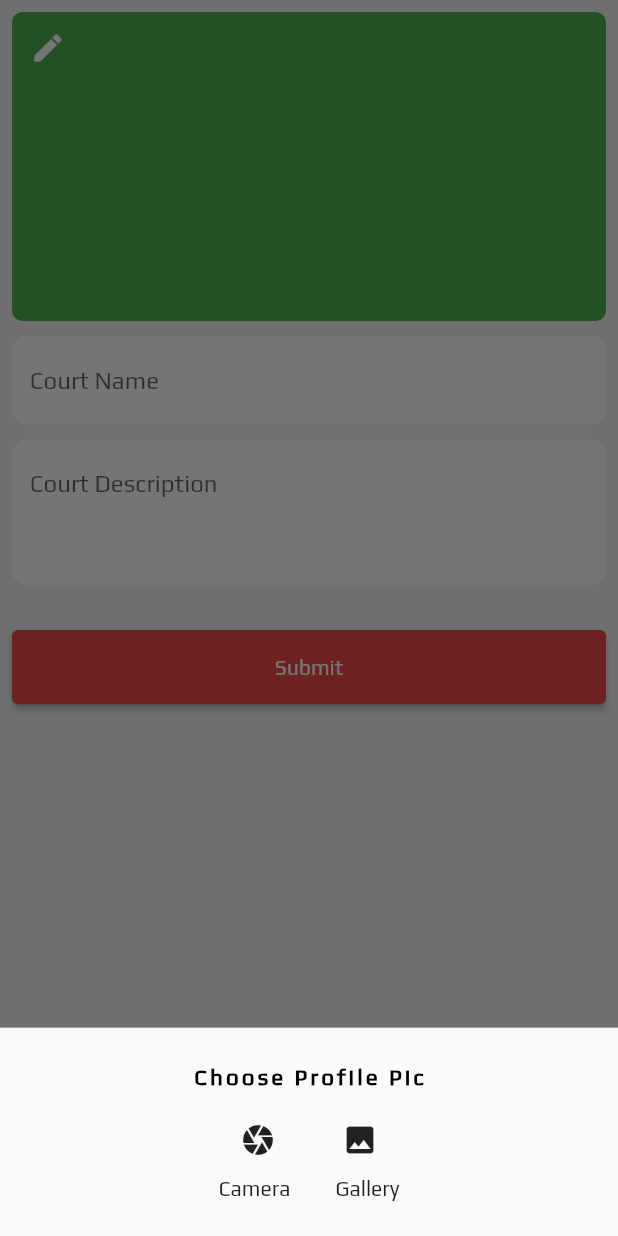
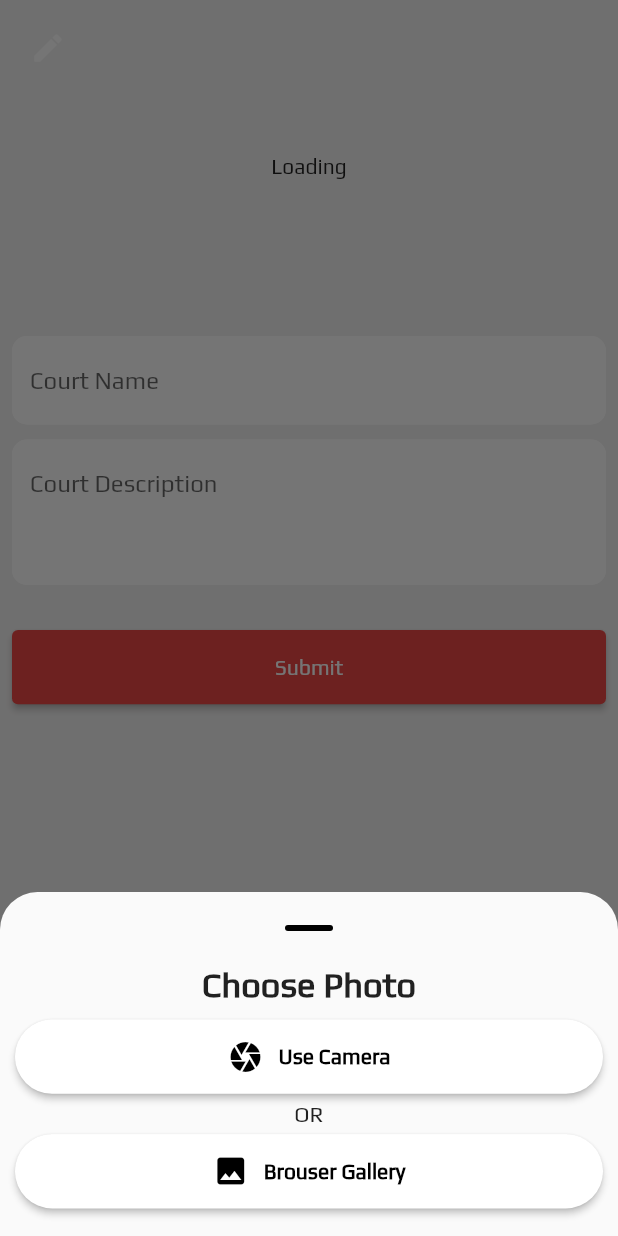
Before and after one commit to muhammednasrudheencn/Dream_Sports_Manual, a Flutter app: the RegisterScreen screen opened directly, after a tap on "Continue", after a tap on the "edit" icon, on a phone screen of 412 x 824 dp. Run offline on Flutter 3.47's test engine with Material 2 defaults, Android fonts, the phone set to English and light mode, and no system bars; our stand-ins replace bloc, cloud_firestore, firebase_auth, firebase_core, firebase_storage, flutter_bloc and 5 more; accounts and stored records are empty; statements that could not run were skipped.

Commit message:
third day - firestorage

```diff
--- /dev/null
+++ b/lib/bloc/splashbloc_event.dart
@@ -0,0 +1,5 @@
+part of 'splashbloc_bloc.dart';
+
+abstract class SplashblocEvent {}
+
+class InitialEvent extends SplashblocEvent {}
--- /dev/null
+++ b/lib/bloc/splashbloc_state.dart
@@ -0,0 +1,9 @@
+part of 'splashbloc_bloc.dart';
+
+abstract class SplashblocState {}
+
+class SplashblocInitial extends SplashblocState {}
+
+class NavigateToHome extends SplashblocState {}
+
+class NavigateToLogin extends SplashblocState {}
--- a/lib/screens/home/screen_turf_add.dart
+++ b/lib/screens/home/screen_turf_add.dart
@@ -1,15 +1,33 @@
+import 'dart:io';
+
 import 'package:dream_sports_turf_owner/constants/colors.dart';
-import 'package:dream_sports_turf_owner/widgets/const_widget.dart';
+import 'package:dream_sports_turf_owner/services/firestore.dart';
+import 'package:dream_sports_turf_owner/services/log_service.dart';
+import 'package:flutter/services.dart';
+import 'package:image_cropper/image_cropper.dart';
 import 'package:image_picker/image_picker.dart';
 import 'package:flutter/material.dart';
 
-class TurfAddingScreen extends StatelessWidget {
+class TurfAddingScreen extends StatefulWidget {
   const TurfAddingScreen({Key? key}) : super(key: key);
 
+  @override
+  State<TurfAddingScreen> createState() => _TurfAddingScreenState();
+}
+
+class _TurfAddingScreenState extends State<TurfAddingScreen> {
+  File? _image;
+  String? downimag;
   @override
   Widget build(BuildContext context) {
     final mediaquery = MediaQuery.of(context).size;
     return Scaffold(
+      floatingActionButton: FloatingActionButton(
+        onPressed: () {
+          userlogout(context);
+        },
+        child: Icon(Icons.logout),
+      ),
       backgroundColor: const Color.fromARGB(255, 243, 242, 242),
       body: SafeArea(
         child: Padding(
@@ -18,20 +36,38 @@ class TurfAddingScreen extends StatelessWidget {
             children: [
               Stack(children: [
                 Container(
+                  decoration: const BoxDecoration(
+                      borderRadius: BorderRadius.all(Radius.circular(10))),
                   width: mediaquery.width,
                   height: mediaquery.height * 0.25,
-                  decoration: const BoxDecoration(
-                    color: Colors.green,
-                    borderRadius: BorderRadius.all(Radius.circular(7)),
+                  child: _image == null
+                      ? const Center(child: Text('Loading'))
+                      : Container(
+                          width: mediaquery.width,
+                          height: mediaquery.height * 0.25,
+                          decoration: BoxDecoration(
+                              borderRadius:
+                                  const BorderRadius.all(Radius.circular(10)),
+                              image: DecorationImage(
+                                  image: FileImage(_image!),
+                                  fit: BoxFit.cover)),
                         ),
                 ),
                 IconButton(
                   onPressed: () {
                     showModalBottomSheet(
                         context: context,
-                      builder: (context) =>
-                          imgbottom(height: mediaquery.height * 0.12),
-                    );
+                        isScrollControlled: true,
+                        showDragHandle: true,
+                        shape: const RoundedRectangleBorder(
+                          borderRadius: BorderRadius.vertical(
+                            top: Radius.circular(25),
+                          ),
+                        ),
+                        builder: (context) => imgbottom(
+                            height: mediaquery.height * 0.22,
+                            toheight: mediaquery.height * 0.06,
+                            towidth: mediaquery.width));
                   },
                   icon: const Icon(
                     Icons.edit,
@@ -92,7 +128,7 @@ class TurfAddingScreen extends StatelessWidget {
               const SizedBox(height: 30),
               ElevatedButton(
                 onPressed: () async {
-                  // Handle the selected image from the camera here
+                  uploadimage(downimage: downimag, image: _image);
                 },
                 style: ElevatedButton.styleFrom(
                     backgroundColor: homecolor,
@@ -108,55 +144,107 @@ class TurfAddingScreen extends StatelessWidget {
   }
 
   getimage({required ImageSource sorce}) async {
+    try {
       final imagePicker = ImagePicker();
       final pickedImage = await imagePicker.pickImage(source: sorce);
+      if (pickedImage == null) return null;
+      File? image = File(pickedImage.path);
+      image = await imgcrop(imagefile: image);
+      setState(() {
+        _image = image;
+        Navigator.pop(context);
+      });
+    } on PlatformException catch (e) {
+      print(e);
+      Navigator.pop(context);
+    }
   }
 
-  imgbottom({var width, var height}) {
-    return Padding(
-      padding: const EdgeInsets.all(.0),
-      child: Container(
+  Future<File?> imgcrop({required File imagefile}) async {
+    CroppedFile? cropedimage =
+        await ImageCropper().cropImage(sourcePath: imagefile.path);
+    if (cropedimage == null) return null;
+    return File(cropedimage.path);
+  }
+
+  imgbottom({var width, var height, var toheight, var towidth}) {
+    return Container(
       width: width,
       height: height,
-        margin: const EdgeInsets.all(20),
+      margin: const EdgeInsets.symmetric(vertical: 0, horizontal: 10),
       child: Column(
         mainAxisAlignment: MainAxisAlignment.center,
         children: <Widget>[
-            Row(
+          const Row(
             mainAxisAlignment: MainAxisAlignment.center,
             children: [
-                fieldtext('Choose Profile Pic'),
+              Text(
+                'Choose Photo',
+                style: TextStyle(fontSize: 23, fontWeight: FontWeight.bold),
+              )
             ],
           ),
           const SizedBox(height: 10),
-            Row(
+          Column(
             mainAxisAlignment: MainAxisAlignment.center,
             children: <Widget>[
-                IconButton(
+              ElevatedButton(
+                style: ElevatedButton.styleFrom(
+                    fixedSize: Size(towidth, toheight),
+                    backgroundColor: whiteback,
+                    shape: const RoundedRectangleBorder(
+                        borderRadius: BorderRadius.all(Radius.circular(30)))),
                 onPressed: () {
                   getimage(sorce: ImageSource.camera);
                 },
-                  icon: const Icon(Icons.camera),
+                child: const Row(
+                  mainAxisAlignment: MainAxisAlignment.center,
+                  children: [
+                    Icon(
+                      Icons.camera,
+                      color: blackback,
                     ),
-                const SizedBox(width: 20),
-                IconButton(
+                    SizedBox(width: 10),
+                    Text(
+                      'Use Camera',
+                      style: TextStyle(
+                          color: blackback, fontWeight: FontWeight.bold),
+                    ),
+                  ],
+                ),
+              ),
+              const SizedBox(height: 5),
+              const Text('OR', style: TextStyle(fontSize: 15)),
+              const SizedBox(height: 5),
+              ElevatedButton(
+                style: ElevatedButton.styleFrom(
+                    fixedSize: Size(towidth, toheight),
+                    backgroundColor: whiteback,
+                    shape: const RoundedRectangleBorder(
+                        borderRadius: BorderRadius.all(Radius.circular(30)))),
                 onPressed: () {
                   getimage(sorce: ImageSource.gallery);
                 },
-                  icon: const Icon(Icons.image),
-                )
+                child: const Row(
+                  mainAxisAlignment: MainAxisAlignment.center,
+                  children: [
+                    Icon(
+                      Icons.photo,
+                      color: blackback,
+                    ),
+                    SizedBox(width: 10),
+                    Text(
+                      'Brouser Gallery',
+                      style: TextStyle(
+                          color: blackback, fontWeight: FontWeight.bold),
+                    ),
                   ],
                 ),
-            const Row(
-              mainAxisAlignment: MainAxisAlignment.center,
-              children: <Widget>[
-                Text('Camera'),
-                SizedBox(width: 30),
-                Text('Gallery'),
-              ],
-            )
+              ),
+              const SizedBox(height: 20)
             ],
           ),
+        ],
       ),
     );
   }
--- a/lib/screens/registeration/screen_register.dart
+++ b/lib/screens/registeration/screen_register.dart
@@ -1,5 +1,7 @@
 import 'package:dream_sports_turf_owner/constants/colors.dart';
 import 'package:dream_sports_turf_owner/screens/home/screen_turf_add.dart';
+import 'package:dream_sports_turf_owner/services/firestore.dart';
+import 'package:dream_sports_turf_owner/services/log_service.dart';
 import 'package:dream_sports_turf_owner/widgets/register_widget.dart';
 import 'package:flutter/material.dart';
 
@@ -14,7 +16,7 @@ class RegisterScreen extends StatelessWidget {
     TextEditingController courtnamecontroller = TextEditingController();
     TextEditingController locationcontroller = TextEditingController();
     TextEditingController discriptioncontroller = TextEditingController();
-    final formkey = GlobalKey<FormState>();
+    // final formkey = GlobalKey<FormState>();
     final mediaquery = MediaQuery.of(context).size;
     return Scaffold(
       backgroundColor: const Color.fromARGB(255, 243, 242, 242),
@@ -23,8 +25,6 @@ class RegisterScreen extends StatelessWidget {
         child: Padding(
           padding: const EdgeInsets.all(10.0),
           child: SingleChildScrollView(
-            child: Form(
-              key: formkey,
             child: Column(
               children: [
                 Image(
@@ -34,27 +34,27 @@ class RegisterScreen extends StatelessWidget {
                 textfield1(
                   controller: usernamecontroller,
                   hint: 'User Name',
-                      rtprint: 'Please Enter Your Name'),
+                ),
                 sheight,
                 textfield1(
                   controller: phonecontroller,
                   hint: 'Phone',
-                      rtprint: 'Please Enter Phone NUmber'),
+                ),
                 sheight,
                 textfield1(
                   controller: emailcontroller,
                   hint: 'Email',
-                      rtprint: 'Please Enter Email'),
+                ),
                 sheight,
                 textfield1(
                   controller: courtnamecontroller,
                   hint: 'Court Name',
-                      rtprint: 'Please Enter Court Name'),
+                ),
                 sheight,
                 textfield1(
                   controller: locationcontroller,
                   hint: 'Location',
-                      rtprint: 'Please Enter Location'),
+                ),
                 sheight,
                 textfielddiscription(
                     controller: discriptioncontroller,
@@ -69,6 +69,14 @@ class RegisterScreen extends StatelessWidget {
                       fixedSize:
                           Size(mediaquery.width, mediaquery.height * 0.06)),
                   onPressed: () {
+                    addtofirestore(
+                        username: usernamecontroller.text.trim(),
+                        phone: phonecontroller.text.trim(),
+                        email: emailcontroller.text.trim(),
+                        courtname: courtnamecontroller.text.trim(),
+                        location: locationcontroller.text.trim(),
+                        discription: discriptioncontroller.text.trim());
+                    userlogin(context);
                     Navigator.pushReplacement(
                         context,
                         MaterialPageRoute(
@@ -84,7 +92,6 @@ class RegisterScreen extends StatelessWidget {
             ),
           ),
         ),
-        ),
       )),
     );
   }
--- a/lib/screens/start/screen_authentication.dart
+++ b/lib/screens/start/screen_authentication.dart
@@ -21,7 +21,7 @@ class SignupScreen extends StatelessWidget {
             children: [
               Image(
                 image: const AssetImage(logo),
-                width: mediaquery.width * 0.3,
+                width: mediaquery.width * 0.6,
               ),
               const Text('Start With Dream Sports',
                   style: TextStyle(
--- a/lib/widgets/register_widget.dart
+++ b/lib/widgets/register_widget.dart
@@ -5,9 +5,8 @@ Widget textfield1({
   required TextEditingController controller,
   Icon? preicon,
   required String? hint,
-  var rtprint,
 }) {
-  return TextFormField(
+  return TextField(
     decoration: InputDecoration(
         filled: true,
         fillColor: whiteback,
@@ -20,13 +19,6 @@ Widget textfield1({
         prefixIcon: preicon,
         hintText: hint),
     controller: controller,
-    validator: (value) {
-      if (value == null || value.isEmpty) {
-        return rtprint;
-      } else {
-        return null;
-      }
-    },
   );
 }
 
--- a/pubspec.yaml
+++ b/pubspec.yaml
@@ -42,6 +42,10 @@ dependencies:
   pinput: ^3.0.1
   image_picker: ^1.0.4
   firebase_storage: ^11.2.8
+  image_cropper: ^5.0.0
+  cloud_firestore: ^4.9.3
+  shared_preferences: ^2.2.1
+  flutter_bloc: ^8.1.3
 
 dev_dependencies:
   flutter_test:
```
Also changed, not shown: lib/bloc/splashbloc_bloc.dart (added, +26 -0 lines), lib/main.dart (+14 -4 lines), lib/screens/start/screen_splash.dart (+25 -16 lines), lib/services/firestore.dart (added, +79 -0 lines), lib/services/log_service.dart (added, +37 -0 lines), lib/widgets/home_widget.dart (added, +29 -0 lines), pubspec.lock, 2 other files. Lines whose indentation alone changed are shown as unchanged.
